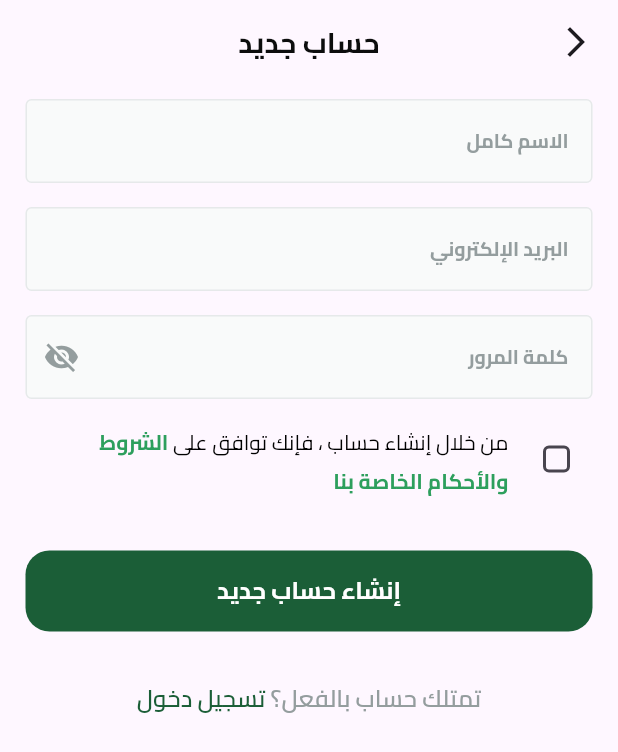
After one commit to ibrahimmaliraqi/flutter_fruit_hub, a Flutter app: the screen it shows after launch, after a tap on "تخط", after a tap on "قم بإنشاء حساب", on a phone screen of 412 x 824 dp. The commit adds this screen. Shown: the top 752 px of the screen. Run offline on Flutter 3.47's test engine with Material 3 defaults, Android fonts, the phone set to English and light mode, and no system bars; our stand-ins replace dots_indicator, firebase_core, gap, shared_preferences; missing offline and left inert: svg_flutter; accounts and stored records are empty.

Commit message:
sign up view done

```diff
--- a/lib/core/utils/helper_functions/on_generate_route.dart
+++ b/lib/core/utils/helper_functions/on_generate_route.dart
@@ -1,5 +1,6 @@
 import 'package:flutter/material.dart';
 import 'package:fruit_hub/feaatures/auth/presentation/views/login_view.dart';
+import 'package:fruit_hub/feaatures/auth/presentation/views/sign_up_view.dart';
 import 'package:fruit_hub/feaatures/on_boarding/presentation/views/on_boarding_view.dart';
 import 'package:fruit_hub/feaatures/splash/presentation/views/splash_view.dart';
 
@@ -8,6 +9,10 @@ Route<dynamic> onGenerateRoute(RouteSettings settings) {
     case SplashView.id:
       return MaterialPageRoute(
         builder: (context) => SplashView(),
+      );
+    case SignUpView.id:
+      return MaterialPageRoute(
+        builder: (context) => SignUpView(),
       );
     case OnBoardingView.id:
       return MaterialPageRoute(
--- /dev/null
+++ b/lib/feaatures/auth/presentation/views/sign_up_view.dart
@@ -0,0 +1,19 @@
+import 'package:flutter/material.dart';
+import 'package:fruit_hub/core/utils/widgets/build_app_bar.dart';
+import 'package:fruit_hub/feaatures/auth/presentation/widgets/sign_up_view_body.dart';
+
+class SignUpView extends StatelessWidget {
+  const SignUpView({super.key});
+  static const id = "signupview";
+
+  @override
+  Widget build(BuildContext context) {
+    return GestureDetector(
+      onTap: () => FocusScope.of(context).unfocus(),
+      child: Scaffold(
+        appBar: buildAppBar(context, title: "حساب جديد"),
+        body: SignUpViewBody(),
+      ),
+    );
+  }
+}
--- a/lib/feaatures/auth/presentation/widgets/login_view_body.dart
+++ b/lib/feaatures/auth/presentation/widgets/login_view_body.dart
@@ -4,6 +4,7 @@ import 'package:fruit_hub/core/utils/app_styles.dart';
 import 'package:fruit_hub/core/utils/assets.dart';
 import 'package:fruit_hub/core/utils/widgets/custom_button.dart';
 import 'package:fruit_hub/core/utils/widgets/custom_text_field.dart';
+import 'package:fruit_hub/feaatures/auth/presentation/views/sign_up_view.dart';
 import 'package:fruit_hub/feaatures/auth/presentation/widgets/custom_social_auth_button.dart';
 import 'package:gap/gap.dart';
 
@@ -55,10 +56,13 @@ class _LoginViewBodyState extends State<LoginViewBody> {
                   "لا تمتلك حساب؟ ",
                   style: AppStyles.semiBold16,
                 ),
-                Text(
-                  "قم بإنشاء حساب",
-                  style: AppStyles.semiBold16.copyWith(
-                    color: AppColors.primary,
+                GestureDetector(
+                  onTap: () => Navigator.of(context).pushNamed(SignUpView.id),
+                  child: Text(
+                    "قم بإنشاء حساب",
+                    style: AppStyles.semiBold16.copyWith(
+                      color: AppColors.primary,
+                    ),
                   ),
                 ),
               ],
--- /dev/null
+++ b/lib/feaatures/auth/presentation/widgets/sign_up_view_body.dart
@@ -0,0 +1,114 @@
+import 'package:flutter/material.dart';
+import 'package:fruit_hub/core/utils/app_colors.dart';
+import 'package:fruit_hub/core/utils/app_styles.dart';
+import 'package:fruit_hub/core/utils/widgets/custom_button.dart';
+import 'package:fruit_hub/core/utils/widgets/custom_text_field.dart';
+import 'package:gap/gap.dart';
+
+class SignUpViewBody extends StatefulWidget {
+  const SignUpViewBody({super.key});
+
+  @override
+  State<SignUpViewBody> createState() => _SignUpViewBodyState();
+}
+
+class _SignUpViewBodyState extends State<SignUpViewBody> {
+  bool check = false;
+  TextEditingController name = TextEditingController();
+  TextEditingController email = TextEditingController();
+  TextEditingController password = TextEditingController();
+  @override
+  Widget build(BuildContext context) {
+    return SingleChildScrollView(
+      child: Padding(
+        padding: const EdgeInsets.symmetric(horizontal: 17),
+        child: Column(
+          children: [
+            Gap(10),
+            CustomTextField(
+              text: "الاسم كامل",
+              controller: name,
+            ),
+            Gap(16),
+            CustomTextField(
+              text: "البريد الإلكتروني",
+              controller: email,
+            ),
+            Gap(16),
+            CustomTextField(
+              isPassword: true,
+              text: "كلمة المرور",
+              controller: password,
+            ),
+            Gap(16),
+            Row(
+              crossAxisAlignment: CrossAxisAlignment.start,
+              children: [
+                Checkbox(
+                  activeColor: AppColors.primary,
+                  shape: RoundedRectangleBorder(
+                    side: BorderSide(color: Color(0xffDDDFDF)),
+                    borderRadius: BorderRadiusGeometry.circular(4),
+                  ),
+                  checkColor: AppColors.primary,
+                  value: check,
+                  onChanged: (value) {
+                    setState(() {
+                      check = !check;
+                    });
+                  },
+                ),
+                Gap(8),
+                Flexible(
+                  child: RichText(
+                    textAlign: TextAlign.start,
+                    text: TextSpan(
+                      style: TextStyle(
+                        fontFamily:
+                            "Cairo", // ← الحل الوحيد الذي يجعل TextSpan يأخذ الخط
+                        color: Colors.black,
+                        fontSize: 14,
+                      ),
+                      children: [
+                        TextSpan(text: "من خلال إنشاء حساب ، فإنك توافق على "),
+                        TextSpan(
+                          text: "الشروط والأحكام الخاصة بنا",
+                          style: TextStyle(
+                            fontFamily: "Cairo",
+                            color: Color(0xff2D9F5D),
+                            fontWeight: FontWeight.bold,
+                          ),
+                        ),
+                      ],
+                    ),
+                  ),
+                ),
+              ],
+            ),
+            Gap(33),
+            CustomButton(text: "إنشاء حساب جديد"),
+            Gap(33),
+            Row(
+              mainAxisAlignment: MainAxisAlignment.center,
+              children: [
+                Text(
+                  "تمتلك حساب بالفعل؟ ",
+                  style: AppStyles.semiBold16,
+                ),
+                GestureDetector(
+                  onTap: () => Navigator.of(context).pop(),
+                  child: Text(
+                    "تسجيل دخول",
+                    style: AppStyles.semiBold16.copyWith(
+                      color: AppColors.primary,
+                    ),
+                  ),
+                ),
+              ],
+            ),
+          ],
+        ),
+      ),
+    );
+  }
+}
```
